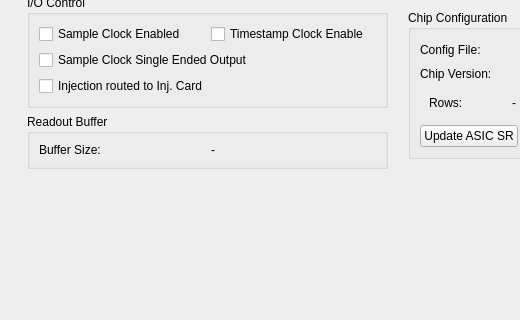
Old version of the form sw/ui_control_v1/mainwindow.ui in the repository bobae0124/astep-fw; both pictures show x 0 to 520 and y 118 to 438 of the 800 by 600 pixel window.
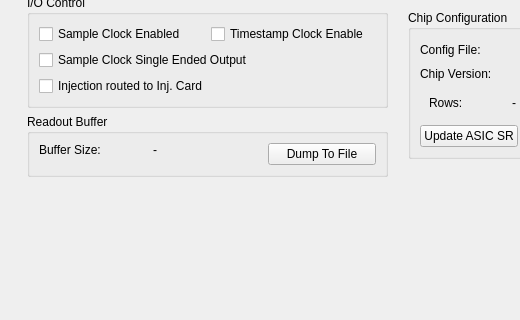
New version of the form.

Commit message: Python UI: added button to dump readout buffer to a file to quickly see what was readout

What changed in the file:
```diff
--- a/sw/ui_control_v1/mainwindow.ui
+++ b/sw/ui_control_v1/mainwindow.ui
@@ -224,6 +224,13 @@
                </property>
               </widget>
              </item>
+             <item row="0" column="2">
+              <widget class="QPushButton" name="readoutBufferDump">
+               <property name="text">
+                <string>Dump To File</string>
+               </property>
+              </widget>
+             </item>
             </layout>
            </widget>
           </item>
```
The commit also changes 1 other file.
